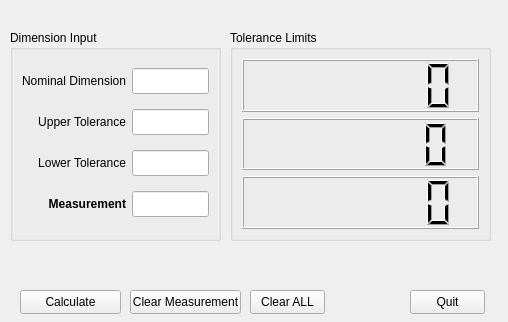
Before: the Qt Designer form tolerance.ui in asteng88/tolerance_helper, drawn with Qt 5.
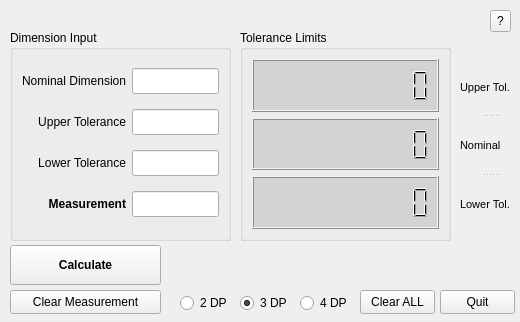
After: the same form once the commit is applied.

Patch:
```diff
--- a/tolerance.ui
+++ b/tolerance.ui
@@ -2,21 +2,42 @@
 <ui version="4.0">
  <class>Form</class>
  <widget class="QWidget" name="Form">
+  <property name="windowModality">
+   <enum>Qt::NonModal</enum>
+  </property>
   <property name="geometry">
    <rect>
     <x>0</x>
     <y>0</y>
-    <width>508</width>
+    <width>520</width>
     <height>322</height>
    </rect>
   </property>
+  <property name="minimumSize">
+   <size>
+    <width>520</width>
+    <height>322</height>
+   </size>
+  </property>
+  <property name="maximumSize">
+   <size>
+    <width>520</width>
+    <height>322</height>
+   </size>
+  </property>
+  <property name="cursor">
+   <cursorShape>ArrowCursor</cursorShape>
+  </property>
   <property name="windowTitle">
-   <string>Tolerance Helper - V1.1 - Andrew Thomas</string>
+   <string>Tolerance Helper - V1.2</string>
+  </property>
+  <property name="inputMethodHints">
+   <set>Qt::ImhPreferNumbers</set>
   </property>
   <widget class="QPushButton" name="quitButton">
    <property name="geometry">
     <rect>
-     <x>410</x>
+     <x>440</x>
      <y>290</y>
      <width>75</width>
      <height>24</height>
@@ -29,9 +50,9 @@
   <widget class="QGroupBox" name="groupBox">
    <property name="geometry">
     <rect>
-     <x>230</x>
+     <x>240</x>
      <y>30</y>
-     <width>261</width>
+     <width>211</width>
      <height>211</height>
     </rect>
    </property>
@@ -42,13 +63,25 @@
     <item>
      <widget class="QLCDNumber" name="lower_tolerance_out">
       <property name="toolTip">
-       <string>Lower Tolerance - Do not exceed</string>
+       <string>Upper Tolerance - Not to exceed</string>
       </property>
       <property name="layoutDirection">
        <enum>Qt::RightToLeft</enum>
       </property>
+      <property name="autoFillBackground">
+       <bool>false</bool>
+      </property>
+      <property name="styleSheet">
+       <string notr="true">background-color: lightgrey</string>
+      </property>
+      <property name="inputMethodHints">
+       <set>Qt::ImhPreferNumbers</set>
+      </property>
+      <property name="smallDecimalPoint">
+       <bool>true</bool>
+      </property>
       <property name="digitCount">
-       <number>7</number>
+       <number>9</number>
       </property>
       <property name="segmentStyle">
        <enum>QLCDNumber::Filled</enum>
@@ -72,6 +105,12 @@
       <property name="autoFillBackground">
        <bool>false</bool>
       </property>
+      <property name="styleSheet">
+       <string notr="true">background-color: lightgrey</string>
+      </property>
+      <property name="inputMethodHints">
+       <set>Qt::ImhPreferNumbers</set>
+      </property>
       <property name="frameShape">
        <enum>QFrame::Box</enum>
       </property>
@@ -79,28 +118,40 @@
        <number>1</number>
       </property>
       <property name="smallDecimalPoint">
-       <bool>false</bool>
+       <bool>true</bool>
       </property>
       <property name="digitCount">
-       <number>7</number>
+       <number>9</number>
       </property>
      </widget>
     </item>
     <item>
      <widget class="QLCDNumber" name="upper_tolerance_out">
+      <property name="enabled">
+       <bool>true</bool>
+      </property>
       <property name="font">
        <font>
         <italic>false</italic>
        </font>
       </property>
       <property name="toolTip">
-       <string>Upper Tolerance - Do not exceed</string>
+       <string>Lower Tolerance - Not to exceed</string>
       </property>
       <property name="layoutDirection">
        <enum>Qt::RightToLeft</enum>
       </property>
+      <property name="styleSheet">
+       <string notr="true">background-color: lightgrey</string>
+      </property>
+      <property name="inputMethodHints">
+       <set>Qt::ImhPreferNumbers</set>
+      </property>
+      <property name="smallDecimalPoint">
+       <bool>true</bool>
+      </property>
       <property name="digitCount">
-       <number>7</number>
+       <number>9</number>
       </property>
      </widget>
     </item>
@@ -111,7 +162,7 @@
     <rect>
      <x>10</x>
      <y>30</y>
-     <width>211</width>
+     <width>221</width>
      <height>211</height>
     </rect>
    </property>
@@ -139,19 +190,34 @@
     </item>
     <item row="0" column="1">
      <widget class="QLineEdit" name="nominal_in">
+      <property name="enabled">
+       <bool>true</bool>
+      </property>
       <property name="font">
        <font>
         <pointsize>11</pointsize>
        </font>
       </property>
-      <property name="toolTip">
-       <string>&lt;html&gt;&lt;head/&gt;&lt;body&gt;&lt;p&gt;Enter the &lt;span style=&quot; font-weight:700; color:#00aa00;&quot;&gt;NOMINAL&lt;/span&gt; dimension from the blueprint...&lt;/p&gt;&lt;/body&gt;&lt;/html&gt;</string>
+      <property name="inputMethodHints">
+       <set>Qt::ImhDigitsOnly</set>
       </property>
       <property name="inputMask">
+       <string/>
+      </property>
+      <property name="text">
        <string notr="true"/>
       </property>
-      <property name="maxLength">
-       <number>32767</number>
+      <property name="cursorPosition">
+       <number>0</number>
+      </property>
+      <property name="placeholderText">
+       <string/>
+      </property>
+      <property name="cursorMoveStyle">
+       <enum>Qt::VisualMoveStyle</enum>
+      </property>
+      <property name="clearButtonEnabled">
+       <bool>false</bool>
       </property>
      </widget>
     </item>
@@ -180,17 +246,26 @@
         <pointsize>11</pointsize>
        </font>
       </property>
-      <property name="toolTip">
-       <string>&lt;html&gt;&lt;head/&gt;&lt;body&gt;&lt;p&gt;Enter the &lt;span style=&quot; font-weight:700; color:#00aa00;&quot;&gt;UPPE&lt;/span&gt;&lt;span style=&quot; font-weight:700; color:#00aa00;&quot;&gt;R&lt;/span&gt; tolerance from the blueprint...&lt;/p&gt;&lt;/body&gt;&lt;/html&gt;</string>
+      <property name="inputMethodHints">
+       <set>Qt::ImhDigitsOnly</set>
       </property>
       <property name="inputMask">
-       <string notr="true"/>
+       <string/>
       </property>
       <property name="text">
        <string notr="true"/>
       </property>
-      <property name="maxLength">
-       <number>32767</number>
+      <property name="cursorPosition">
+       <number>0</number>
+      </property>
+      <property name="placeholderText">
+       <string/>
+      </property>
+      <property name="cursorMoveStyle">
+       <enum>Qt::VisualMoveStyle</enum>
+      </property>
+      <property name="clearButtonEnabled">
+       <bool>false</bool>
       </property>
      </widget>
     </item>
@@ -212,27 +287,6 @@
       </property>
      </widget>
     </item>
-    <item row="2" column="1">
-     <widget class="QLineEdit" name="lower_tolerance_in">
-      <property name="font">
-       <font>
-        <pointsize>11</pointsize>
-       </font>
-      </property>
-      <property name="toolTip">
-       <string>&lt;html&gt;&lt;head/&gt;&lt;body&gt;&lt;p&gt;Enter the &lt;span style=&quot; font-weight:700; color:#00aa00;&quot;&gt;LOWER&lt;/span&gt; tolerance from the blueprint...&lt;/p&gt;&lt;/body&gt;&lt;/html&gt;</string>
-      </property>
-      <property name="inputMask">
-       <string notr="true"/>
-      </property>
-      <property name="text">
-       <string/>
-      </property>
-      <property name="maxLength">
-       <number>32767</number>
-      </property>
-     </widget>
-    </item>
     <item row="3" column="0">
      <widget class="QLabel" name="label_4">
       <property name="font">
@@ -254,14 +308,65 @@
     </item>
     <item row="3" column="1">
      <widget class="QLineEdit" name="measurement_in">
+      <property name="enabled">
+       <bool>true</bool>
+      </property>
       <property name="font">
        <font>
         <pointsize>11</pointsize>
         <bold>false</bold>
        </font>
       </property>
-      <property name="toolTip">
-       <string>&lt;html&gt;&lt;head/&gt;&lt;body&gt;&lt;p&gt;Enter your measurement here and click the &lt;span style=&quot; font-weight:700; color:#00aa00;&quot;&gt;CALCULATE&lt;/span&gt; button...&lt;/p&gt;&lt;/body&gt;&lt;/html&gt;</string>
+      <property name="inputMethodHints">
+       <set>Qt::ImhDigitsOnly</set>
+      </property>
+      <property name="inputMask">
+       <string/>
+      </property>
+      <property name="text">
+       <string notr="true"/>
+      </property>
+      <property name="cursorPosition">
+       <number>0</number>
+      </property>
+      <property name="placeholderText">
+       <string/>
+      </property>
+      <property name="cursorMoveStyle">
+       <enum>Qt::VisualMoveStyle</enum>
+      </property>
+      <property name="clearButtonEnabled">
+       <bool>false</bool>
+      </property>
+     </widget>
+    </item>
+    <item row="2" column="1">
+     <widget class="QLineEdit" name="lower_tolerance_in">
+      <property name="font">
+       <font>
+        <pointsize>11</pointsize>
+       </font>
+      </property>
+      <property name="inputMethodHints">
+       <set>Qt::ImhDigitsOnly</set>
+      </property>
+      <property name="inputMask">
+       <string/>
+      </property>
+      <property name="text">
+       <string notr="true"/>
+      </property>
+      <property name="cursorPosition">
+       <number>0</number>
+      </property>
+      <property name="placeholderText">
+       <string/>
+      </property>
+      <property name="cursorMoveStyle">
+       <enum>Qt::VisualMoveStyle</enum>
+      </property>
+      <property name="clearButtonEnabled">
+       <bool>false</bool>
       </property>
      </widget>
     </item>
@@ -273,9 +378,9 @@
    </property>
    <property name="geometry">
     <rect>
-     <x>20</x>
-     <y>249</y>
-     <width>421</width>
+     <x>170</x>
+     <y>250</y>
+     <width>341</width>
      <height>31</height>
     </rect>
    </property>
@@ -289,6 +394,9 @@
    <property name="autoFillBackground">
     <bool>true</bool>
    </property>
+   <property name="styleSheet">
+    <string notr="true">border-width: 1px; border-type: solid; border-color: black</string>
+   </property>
    <property name="frameShape">
     <enum>QFrame::NoFrame</enum>
    </property>
@@ -305,7 +413,7 @@
   <widget class="QPushButton" name="clearTextButton">
    <property name="geometry">
     <rect>
-     <x>250</x>
+     <x>360</x>
      <y>290</y>
      <width>75</width>
      <height>24</height>
@@ -318,22 +426,38 @@
   <widget class="QPushButton" name="calculateButton">
    <property name="geometry">
     <rect>
-     <x>20</x>
-     <y>290</y>
-     <width>101</width>
-     <height>24</height>
+     <x>10</x>
+     <y>245</y>
+     <width>151</width>
+     <height>40</height>
     </rect>
    </property>
+   <property name="font">
+    <font>
+     <italic>false</italic>
+     <bold>true</bold>
+     <underline>false</underline>
+    </font>
+   </property>
+   <property name="autoFillBackground">
+    <bool>false</bool>
+   </property>
    <property name="text">
     <string>Calculate</string>
    </property>
+   <property name="autoDefault">
+    <bool>false</bool>
+   </property>
   </widget>
   <widget class="QPushButton" name="clearMeasurementButton">
+   <property name="enabled">
+    <bool>true</bool>
+   </property>
    <property name="geometry">
     <rect>
-     <x>130</x>
+     <x>10</x>
      <y>290</y>
-     <width>111</width>
+     <width>151</width>
      <height>24</height>
     </rect>
    </property>
@@ -341,6 +465,125 @@
     <string>Clear Measurement</string>
    </property>
   </widget>
+  <widget class="QToolButton" name="aboutButton">
+   <property name="geometry">
+    <rect>
+     <x>490</x>
+     <y>10</y>
+     <width>21</width>
+     <height>22</height>
+    </rect>
+   </property>
+   <property name="contextMenuPolicy">
+    <enum>Qt::DefaultContextMenu</enum>
+   </property>
+   <property name="toolTip">
+    <string>..more info</string>
+   </property>
+   <property name="text">
+    <string>?</string>
+   </property>
+   <property name="autoRaise">
+    <bool>false</bool>
+   </property>
+  </widget>
+  <widget class="QSplitter" name="splitter">
+   <property name="geometry">
+    <rect>
+     <x>460</x>
+     <y>60</y>
+     <width>61</width>
+     <height>171</height>
+    </rect>
+   </property>
+   <property name="orientation">
+    <enum>Qt::Vertical</enum>
+   </property>
+   <widget class="QLabel" name="label_5">
+    <property name="font">
+     <font>
+      <pointsize>8</pointsize>
+     </font>
+    </property>
+    <property name="text">
+     <string>Upper Tol.</string>
+    </property>
+   </widget>
+   <widget class="QLabel" name="label_6">
+    <property name="font">
+     <font>
+      <pointsize>8</pointsize>
+     </font>
+    </property>
+    <property name="text">
+     <string>Nominal</string>
+    </property>
+   </widget>
+   <widget class="QLabel" name="label_7">
+    <property name="font">
+     <font>
+      <pointsize>8</pointsize>
+     </font>
+    </property>
+    <property name="text">
+     <string>Lower Tol.</string>
+    </property>
+   </widget>
+  </widget>
+  <widget class="QRadioButton" name="rb2">
+   <property name="geometry">
+    <rect>
+     <x>180</x>
+     <y>292</y>
+     <width>51</width>
+     <height>22</height>
+    </rect>
+   </property>
+   <property name="text">
+    <string>2 DP</string>
+   </property>
+   <attribute name="buttonGroup">
+    <string notr="true">radio_buttonGroup</string>
+   </attribute>
+  </widget>
+  <widget class="QRadioButton" name="rb3">
+   <property name="geometry">
+    <rect>
+     <x>240</x>
+     <y>292</y>
+     <width>51</width>
+     <height>22</height>
+    </rect>
+   </property>
+   <property name="text">
+    <string>3 DP</string>
+   </property>
+   <property name="checked">
+    <bool>true</bool>
+   </property>
+   <property name="autoExclusive">
+    <bool>true</bool>
+   </property>
+   <attribute name="buttonGroup">
+    <string notr="true">radio_buttonGroup</string>
+   </attribute>
+  </widget>
+  <widget class="QRadioButton" name="rb4">
+   <property name="geometry">
+    <rect>
+     <x>300</x>
+     <y>292</y>
+     <width>51</width>
+     <height>22</height>
+    </rect>
+   </property>
+   <property name="text">
+    <string>4 DP</string>
+   </property>
+   <attribute name="buttonGroup">
+    <string notr="true">radio_buttonGroup</string>
+   </attribute>
+  </widget>
  </widget>
  <tabstops>
   <tabstop>nominal_in</tabstop>
```
Left out of the diff: 23 changed lines with no effect on the pictures.
